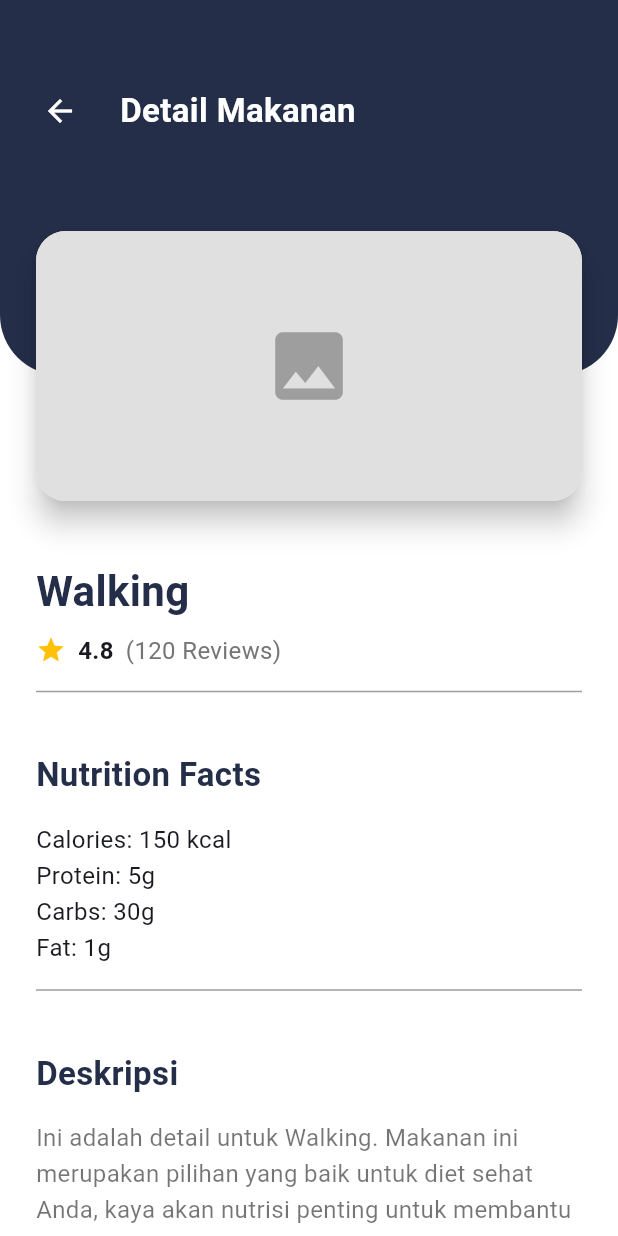
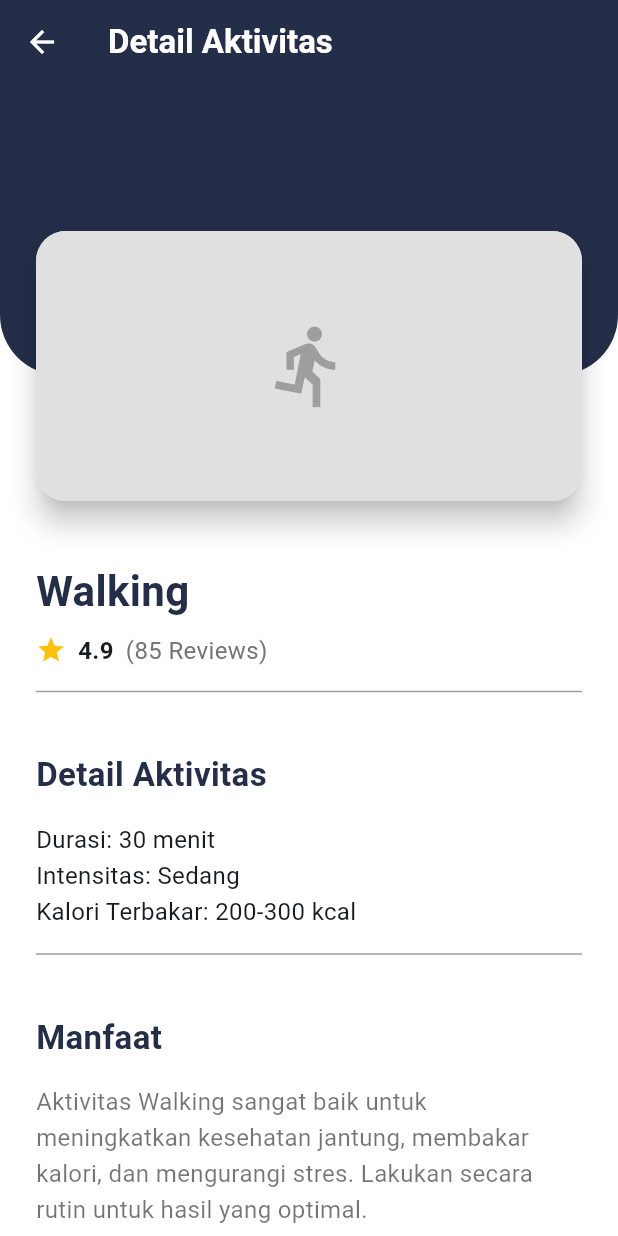
Before and after one commit to FarhanTZ/Skripsi-frontend, a Flutter app: the screen it shows after launch, scrolled down 511 dp, after a tap on "Walking", on a phone screen of 412 x 824 dp. Run offline on Flutter 3.47's test engine with Material 3 defaults, Android fonts, the phone set to English and light mode, and no system bars; our stand-ins replace curved_navigation_bar, flutter_svg, smooth_page_indicator.

Commit message:
Tampilan Detail Aktivity

```diff
--- /dev/null
+++ b/lib/features/presentation/screens/User/activity_detail_page.dart
@@ -0,0 +1,155 @@
+import 'package:flutter/material.dart';
+import 'package:glupulse/app/theme/app_theme.dart';
+
+class ActivityDetailPage extends StatelessWidget {
+  final String activityName;
+
+  const ActivityDetailPage({super.key, required this.activityName});
+
+  @override
+  Widget build(BuildContext context) {
+    return Scaffold( // Menggunakan Scaffold sebagai kerangka dasar
+      extendBodyBehindAppBar: true, // Memungkinkan body untuk berada di belakang AppBar
+      appBar: AppBar(
+        backgroundColor: Colors.transparent, // Membuat AppBar transparan
+        elevation: 0, // Menghilangkan bayangan AppBar
+        centerTitle: false, // Membuat judul tidak di tengah
+        leading: IconButton(
+          icon: const Icon(Icons.arrow_back, color: Colors.white), // Tombol kembali
+          onPressed: () => Navigator.of(context).pop(),
+        ),
+        title: const Text(
+          'Detail Aktivitas', // Judul AppBar
+          style: TextStyle(
+            color: Colors.white,
+            fontSize: 22,
+            fontWeight: FontWeight.bold,
+          ),
+        ),
+      ),
+      body: SingleChildScrollView( // Konten utama yang dapat digulir
+            child: Column(
+              children: [
+                Stack(
+                  alignment: Alignment.topCenter,
+                  clipBehavior: Clip.none,
+                  children: [
+                    Container(
+                      height: 250,
+                      width: double.infinity,
+                      decoration: BoxDecoration(
+                        color: Theme.of(context).colorScheme.primary,
+                        borderRadius: const BorderRadius.vertical(
+                          bottom: Radius.circular(40),
+                        ),
+                      ),
+                    ),
+                    Positioned(
+                      top: 150,
+                      child: Card(
+                        elevation: 8,
+                        shape: RoundedRectangleBorder(borderRadius: BorderRadius.circular(20)),
+                        child: Container(
+                          height: 180,
+                          width: MediaQuery.of(context).size.width - 48,
+                          decoration: BoxDecoration(
+                            borderRadius: BorderRadius.circular(20),
+                            color: Colors.grey.shade300,
+                          ),
+                          child: const Center(child: Icon(Icons.directions_run, size: 60, color: Colors.grey)), // Icon placeholder
+                        ),
+                      ),
+                    ),
+                  ],
+                ),
+                const SizedBox(height: 100),
+                Padding(
+                  padding: const EdgeInsets.all(24.0),
+                  child: Column(
+                    crossAxisAlignment: CrossAxisAlignment.start,
+                    children: [
+                      Text(
+                        activityName,
+                        style: TextStyle(
+                          fontSize: 28,
+                          fontWeight: FontWeight.bold,
+                          color: Theme.of(context).colorScheme.primary,
+                        ),
+                      ),
+                      const SizedBox(height: 8),
+                      Row(
+                        children: [
+                          const Icon(
+                            Icons.star,
+                            color: Colors.amber,
+                            size: 20,
+                          ),
+                          const SizedBox(width: 8),
+                          const Text(
+                            '4.9', // Contoh rating untuk aktivitas
+                            style: TextStyle(
+                              fontSize: 16,
+                              fontWeight: FontWeight.bold,
+                            ),
+                          ),
+                          const SizedBox(width: 8),
+                          Text(
+                            '(85 Reviews)', // Contoh jumlah review
+                            style: TextStyle(fontSize: 16, color: Colors.grey.shade600),
+                          ),
+                        ],
+                      ),
+                      const Divider(color: Colors.grey, thickness: 1, height: 32),
+                      const SizedBox(height: 24),
+                      Text(
+                        'Detail Aktivitas',
+                        style: TextStyle(
+                          fontSize: 22,
+                          fontWeight: FontWeight.bold,
+                          color: Theme.of(context).colorScheme.primary,
+                        ),
+                      ),
+                      const SizedBox(height: 16),
+                      const Text(
+                        'Durasi: 30 menit\nIntensitas: Sedang\nKalori Terbakar: 200-300 kcal', // Placeholder detail aktivitas
+                        style: TextStyle(fontSize: 16, height: 1.5),
+                      ),
+                      const Divider(color: Colors.grey, thickness: 1, height: 32),
+                      const SizedBox(height: 24),
+                      Text(
+                        'Manfaat',
+                        style: TextStyle(
+                          fontSize: 22,
+                          fontWeight: FontWeight.bold,
+                          color: Theme.of(context).colorScheme.primary,
+                        ),
+                      ),
+                      const SizedBox(height: 16),
+                      Text(
+                        'Aktivitas $activityName sangat baik untuk meningkatkan kesehatan jantung, membakar kalori, dan mengurangi stres. Lakukan secara rutin untuk hasil yang optimal.',
+                        style: TextStyle(fontSize: 16, color: Colors.black54, height: 1.5),
+                      ),
+                      const SizedBox(height: 24),
+                      Text(
+                        'Cara Melakukan',
+                        style: TextStyle(
+                          fontSize: 22,
+                          fontWeight: FontWeight.bold,
+                          color: Theme.of(context).colorScheme.primary,
+                        ),
+                      ),
+                      const SizedBox(height: 16),
+                      const Text(
+                        '1. Mulai dengan pemanasan 5 menit.\n2. Lakukan aktivitas inti selama 20-30 menit.\n3. Akhiri dengan pendinginan 5 menit.',
+                        style: TextStyle(fontSize: 16, color: Colors.black54, height: 1.5),
+                      ),
+                      const SizedBox(height: 32),
+                    ],
+                  ),
+                ),
+              ],
+            ),
+          ), // Penutup SingleChildScrollView
+    ); // Penutup Scaffold
+  }
+}
--- a/lib/features/presentation/screens/User/food_detail_page.dart
+++ b/lib/features/presentation/screens/User/food_detail_page.dart
@@ -31,11 +31,25 @@ class _FoodDetailPageState extends State<FoodDetailPage> {
   @override
   Widget build(BuildContext context) {
     return Scaffold(
-      // Menggunakan Stack untuk menumpuk header, gambar, dan konten
-      body: Stack( // Stack utama untuk menempatkan tombol kembali di atas segalanya
-        children: [
-          // Konten utama yang bisa di-scroll
-          SingleChildScrollView(
+      extendBodyBehindAppBar: true, // Memungkinkan body untuk berada di belakang AppBar
+      appBar: AppBar(
+        backgroundColor: Colors.transparent, // Membuat AppBar transparan
+        elevation: 0, // Menghilangkan bayangan AppBar
+        centerTitle: false, // Membuat judul tidak di tengah
+        leading: IconButton(
+          icon: const Icon(Icons.arrow_back, color: Colors.white), // Tombol kembali
+          onPressed: () => Navigator.of(context).pop(),
+        ),
+        title: const Text(
+          'Detail Makanan', // Judul AppBar
+          style: TextStyle(
+            color: Colors.white,
+            fontSize: 22,
+            fontWeight: FontWeight.bold,
+          ),
+        ),
+      ),
+      body: SingleChildScrollView(
             child: Column(
               children: [
                 // Stack untuk menumpuk header biru dan kartu gambar
@@ -211,35 +225,7 @@ class _FoodDetailPageState extends State<FoodDetailPage> {
                 ),
               ],
             ),
-          ),
-          // Tombol kembali dan Judul di bagian atas
-          Positioned(
-            top: 50,
-            left: 16,
-            right: 16,
-            child: Row(
-              children: [
-                IconButton(
-                  icon: const Icon(Icons.arrow_back, color: Colors.white),
-                  onPressed: () => Navigator.of(context).pop(),
-                ),
-                const SizedBox(width: 16),
-                Expanded(
-                  child: Text(
-                    'Detail Makanan', // Judul header tetap
-                    style: const TextStyle(
-                      color: Colors.white,
-                      fontSize: 22,
-                      fontWeight: FontWeight.bold,
-                    ),
-                    overflow: TextOverflow.ellipsis,
-                  ),
-                ),
-              ],
-            ),
-          ),
-        ],
-      ),
+          ), // Penutup SingleChildScrollView
     );
   }
 
--- a/lib/features/presentation/screens/User/home_tab.dart
+++ b/lib/features/presentation/screens/User/home_tab.dart
@@ -1,5 +1,6 @@
 import 'package:flutter/material.dart';
 import 'package:flutter_svg/flutter_svg.dart';
+import 'package:glupulse/features/presentation/screens/User/activity_detail_page.dart';
 import 'package:glupulse/features/presentation/screens/User/food_detail_page.dart';
 
 class HomeTab extends StatelessWidget {
@@ -288,7 +289,7 @@ class HomeTab extends StatelessWidget {
             height: 191, // Menyamakan tinggi dengan Smart Health Metrix
             child: ListView(
               scrollDirection: Axis.horizontal,
-              padding: const EdgeInsets.symmetric(horizontal: 24.0),
+              padding: const EdgeInsets.symmetric(horizontal: 24.0), // Menggunakan padding horizontal
               children: [
                 _buildRecommendationCard(
                   context: context,
@@ -339,7 +340,7 @@ class HomeTab extends StatelessWidget {
             height: 191, // Menyamakan tinggi dengan Smart Health Metrix
             child: ListView(
               scrollDirection: Axis.horizontal,
-              padding: const EdgeInsets.symmetric(horizontal: 24.0),
+              padding: const EdgeInsets.symmetric(horizontal: 24.0), // Menggunakan padding horizontal
               children: [
                 _buildRecommendationCard(
                   context: context,
@@ -347,22 +348,37 @@ class HomeTab extends StatelessWidget {
                   description: '30 minutes',
                   icon: Icons.directions_walk,
                   color: Colors.lightBlue,
+                  onTap: () {
+                    Navigator.of(context).push(MaterialPageRoute(
+                      builder: (context) => ActivityDetailPage(activityName: 'Walking'),
+                    ));
+                  },
                 ),
                 const SizedBox(width: 12),
                 _buildRecommendationCard(
                   context: context,
-                  title: 'Yoga',
+                  title: 'Yoga', // Mengganti title menjadi Yoga
                   description: '15 minutes',
                   icon: Icons.self_improvement,
                   color: Colors.purpleAccent,
+                  onTap: () {
+                    Navigator.of(context).push(MaterialPageRoute(
+                      builder: (context) => ActivityDetailPage(activityName: 'Yoga'),
+                    ));
+                  },
                 ),
                 const SizedBox(width: 12),
                 _buildRecommendationCard(
                   context: context,
-                  title: 'Cycling',
+                  title: 'Cycling', // Mengganti title menjadi Cycling
                   description: '20 minutes',
                   icon: Icons.directions_bike,
                   color: Colors.orange,
+                  onTap: () {
+                    Navigator.of(context).push(MaterialPageRoute(
+                      builder: (context) => ActivityDetailPage(activityName: 'Cycling'),
+                    ));
+                  },
                 ),
               ],
             ),
@@ -465,6 +481,7 @@ class HomeTab extends StatelessWidget {
     required String description,
     required IconData icon,
     required Color color,
+    VoidCallback? onTap, // Menambahkan parameter onTap opsional
   }) {
     return SizedBox(
       width: 160, // Menyamakan lebar dengan card lain
@@ -474,9 +491,9 @@ class HomeTab extends StatelessWidget {
         shape: RoundedRectangleBorder(borderRadius: BorderRadius.circular(15)),
         clipBehavior: Clip.antiAlias, // Ensures InkWell ripple effect is clipped
         child: InkWell(
-          onTap: () {
+          onTap: onTap ?? () { // Jika onTap tidak disediakan, gunakan navigasi default ke FoodDetailPage
             Navigator.of(context).push(MaterialPageRoute(
-              builder: (context) => FoodDetailPage(foodName: title),
+              builder: (context) => FoodDetailPage(foodName: title), // Default ke FoodDetailPage
             ));
           },
           child: Padding(
```
